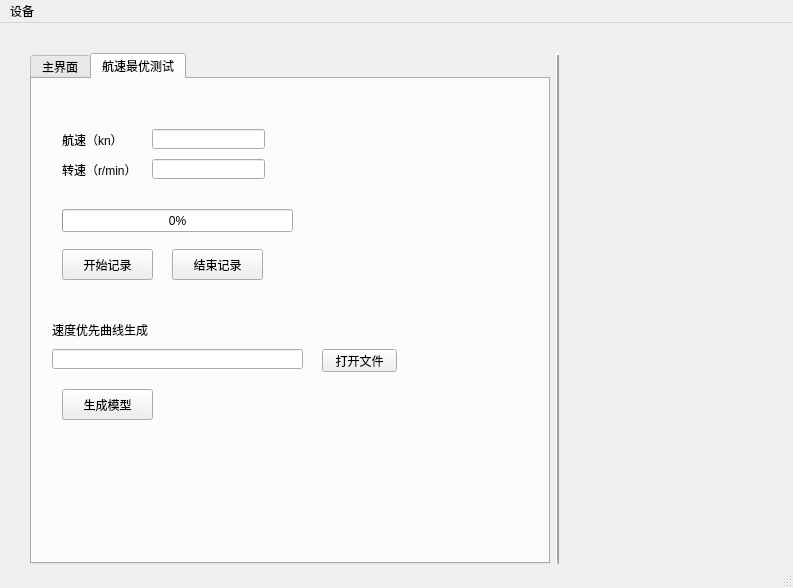
The window that main_window.ui (justsabri/controller) describes before a commit, drawn with Qt 5.
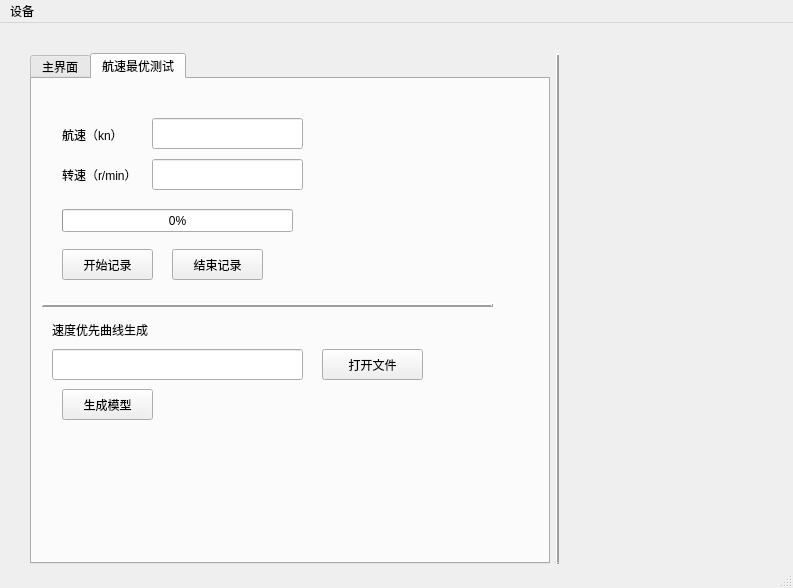
The same window after the commit. The open tabs and pages were chosen to show the change. Custom widgets are drawn as their Qt base class.

Diff of the .ui file:
```diff
--- a/main_window.ui
+++ b/main_window.ui
@@ -259,9 +259,9 @@
          <property name="geometry">
           <rect>
            <x>30</x>
-           <y>50</y>
+           <y>40</y>
            <width>121</width>
-           <height>21</height>
+           <height>31</height>
           </rect>
          </property>
          <property name="text">
@@ -274,7 +274,7 @@
            <x>30</x>
            <y>80</y>
            <width>121</width>
-           <height>21</height>
+           <height>31</height>
           </rect>
          </property>
          <property name="text">
@@ -285,9 +285,9 @@
          <property name="geometry">
           <rect>
            <x>120</x>
-           <y>50</y>
-           <width>113</width>
-           <height>20</height>
+           <y>39</y>
+           <width>151</width>
+           <height>31</height>
           </rect>
          </property>
         </widget>
@@ -296,8 +296,8 @@
           <rect>
            <x>120</x>
            <y>80</y>
-           <width>113</width>
-           <height>20</height>
+           <width>151</width>
+           <height>31</height>
           </rect>
          </property>
         </widget>
@@ -346,7 +346,7 @@
            <x>20</x>
            <y>270</y>
            <width>251</width>
-           <height>20</height>
+           <height>31</height>
           </rect>
          </property>
         </widget>
@@ -355,7 +355,7 @@
           <rect>
            <x>20</x>
            <y>240</y>
-           <width>121</width>
+           <width>201</width>
            <height>21</height>
           </rect>
          </property>
@@ -368,8 +368,8 @@
           <rect>
            <x>290</x>
            <y>270</y>
-           <width>75</width>
-           <height>23</height>
+           <width>101</width>
+           <height>31</height>
           </rect>
          </property>
          <property name="text">
@@ -389,6 +389,25 @@
           <string>生成模型</string>
          </property>
         </widget>
+        <widget class="QFrame" name="frame_2">
+         <property name="geometry">
+          <rect>
+           <x>10</x>
+           <y>216</y>
+           <width>451</width>
+           <height>20</height>
+          </rect>
+         </property>
+         <property name="frameShape">
+          <enum>QFrame::HLine</enum>
+         </property>
+         <property name="frameShadow">
+          <enum>QFrame::Raised</enum>
+         </property>
+         <property name="lineWidth">
+          <number>2</number>
+         </property>
+        </widget>
        </widget>
       </widget>
      </item>
```
Left out of the diff: 2 changed lines with no effect on the pictures.
